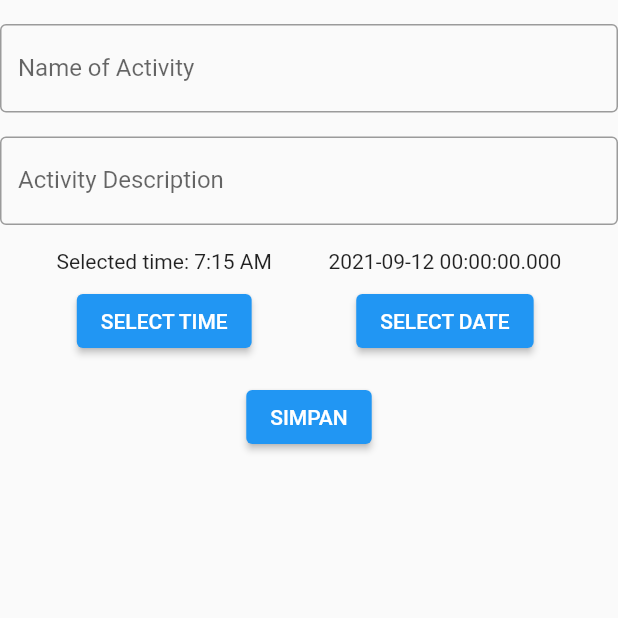
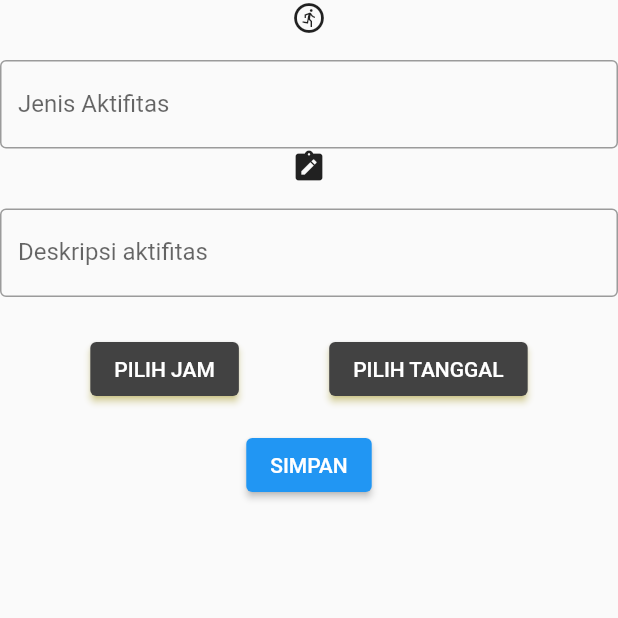
Before and after one commit to yusufC248/personal_activity_app, a Flutter app: the InputActivity screen opened directly, on a phone screen of 412 x 824 dp, the top half of it. Run offline on Flutter 3.47's test engine with Material 2 defaults, Android fonts, the phone set to English and light mode, and no system bars; network calls fail.

Commit message:
Update input_activity_view.dart

```diff
--- a/lib/screen/input_activity_view.dart
+++ b/lib/screen/input_activity_view.dart
@@ -1,4 +1,5 @@
 import 'package:flutter/material.dart';
+import 'package:personal_activity_app/screen/homescreen_view.dart';
 import '/data/activity_data.dart';
 import '/provider/activity_notifier.dart';
 import '/widget/custom_input.dart';
@@ -7,7 +8,7 @@ import 'activity_list_view.dart';
 
 class InputActivity extends StatefulWidget {
 
-  final Activity? activity; // inisalisasi model Activity. untuk melakukan edit data, diberika ? agar bisa null
+  final Activity? activity; // inisalisasi model Activity. untuk melakukan edit data, diberikan ? agar bisa null
 
   const InputActivity({Key? key, this.activity}) : super(key: key);
 
@@ -42,9 +43,6 @@ class _InputActivityState extends State<InputActivity> {
       _namecontroller.text = widget.activity!.name;
       _desccontroller.text = widget.activity!.descActivity;
 
-      //kak dimas bisa bantu
-      //mengambil data dari widget.activy.date lalu menampilkannya pada bagian tanggal
-      // mengambil data dari widget.activity.time lalu menampilkannya pada bagian waktu
       title = "EDIT";
     }else{
       title = "SIMPAN";
@@ -82,13 +80,14 @@ class _InputActivityState extends State<InputActivity> {
     return Column(
       mainAxisAlignment: MainAxisAlignment.center,
       children: [
-        Text(
-          'Selected time: ${_timeDefault.format(context)}',
-        ),
         SizedBox(height: 8),
         ElevatedButton(
+          style: ButtonStyle(
+            shadowColor: MaterialStateProperty.all(Colors.yellow),
+            backgroundColor: MaterialStateProperty.all(Colors.grey.shade800)
+          ),
           onPressed: _selectTime,
-          child: Text('SELECT TIME'),
+          child: Text('PILIH JAM'),
         ),
       ],
     );
@@ -98,25 +97,22 @@ class _InputActivityState extends State<InputActivity> {
     return Column(
       mainAxisAlignment: MainAxisAlignment.center,
       children: [
-        Text(
-          '$_dateDefault',
-        ),
         SizedBox(height: 8),
         ElevatedButton(
+            style: ButtonStyle(
+            shadowColor: MaterialStateProperty.all(Colors.yellow),
+            backgroundColor: MaterialStateProperty.all(Colors.grey.shade800)
+            ),
           onPressed: _selectDate,
-          child: Text('SELECT DATE'),
+          child: Text('PILIH TANGGAL'),
         ),
       ],
     );
   }
 
-
   @override
   Widget build(BuildContext context) {
     ActivityNotifier activityNotifier = Provider.of<ActivityNotifier>(context);
-
-    //kak dimas bisa bantu ubah tampilan widget agar lebih rapih dan tidak telalu banyak baris
-
     return Scaffold(
       body:SafeArea(
         child: SingleChildScrollView(
@@ -125,14 +121,16 @@ class _InputActivityState extends State<InputActivity> {
               child: Column(
                 mainAxisAlignment: MainAxisAlignment.center,
                 children: <Widget>[
+                  Icon(Icons.run_circle_outlined),
                   SizedBox(height: 16),
                   CustomInput(
-                    label: 'Name of Activity',
+                      label: 'Jenis Aktifitas',
 
                       controller: _namecontroller),
+                  Icon(Icons.note_alt),
                   SizedBox(height: 16),
                   CustomInput(
-                    label: 'Activity Description',
+                      label: 'Deskripsi aktifitas',
                       controller: _desccontroller),
                   SizedBox(height: 16),
                   Row(
@@ -148,7 +146,6 @@ class _InputActivityState extends State<InputActivity> {
                         if(!_formKey.currentState!.validate()){
                           return;
                         }
-
 
                         if(widget.activity != null){
                           activityNotifier.editActivity(
@@ -178,7 +175,7 @@ class _InputActivityState extends State<InputActivity> {
               ),
           ),
         ),
-      )
+      ),
     );
   }
 }
```
Lines whose indentation alone changed are shown as unchanged.
